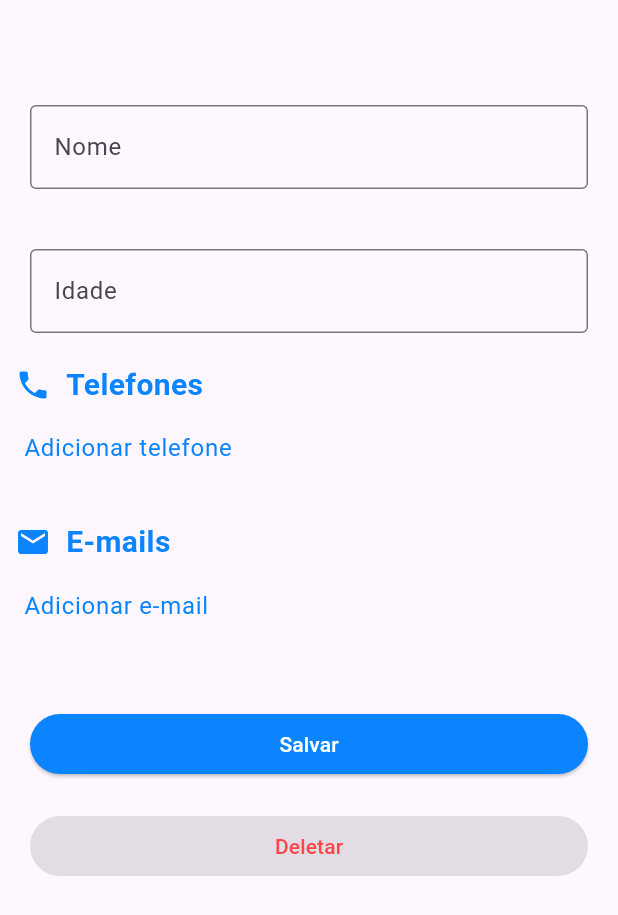
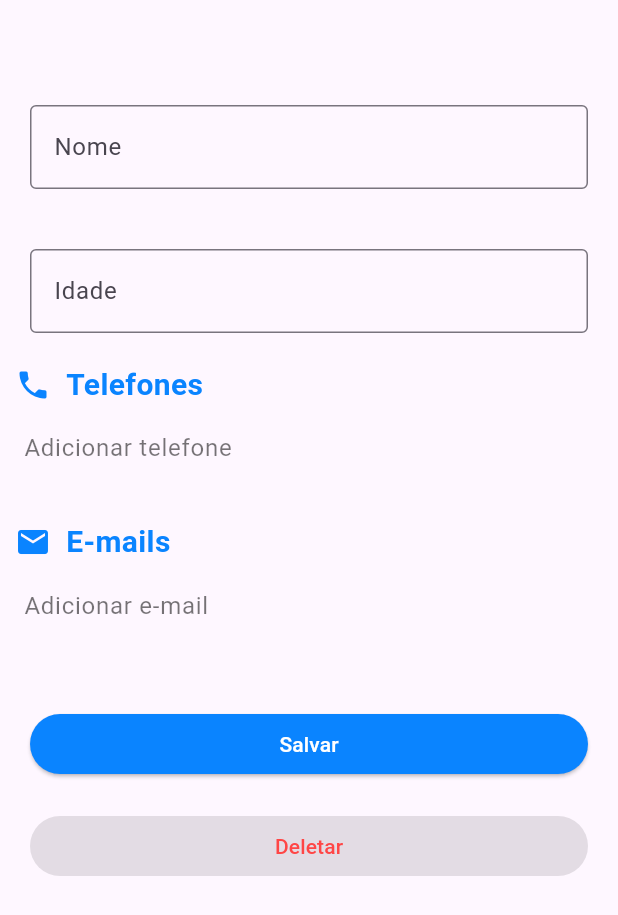
Before and after one commit to lucasmartinsb/contatos_v2, a Flutter app: the screen it shows after launch, after a tap on the "person add" icon, on a phone screen of 412 x 824 dp. Shown: the top 915 px of the screen. Run offline on Flutter 3.47's test engine with Material 3 defaults, Android fonts, the phone set to English and light mode, and no system bars; our stand-ins replace sqflite; accounts and stored records are empty.

Commit message:
[fix] bloqueio de inserção de contato sem campos preenchidos

```diff
--- a/lib/main.dart
+++ b/lib/main.dart
@@ -147,7 +147,7 @@ class _MainAppState extends State<MainApp> {
               builder: (BuildContext context) {
                 return FloatingActionButton(
                   heroTag: "addPessoa",
-                  backgroundColor: Color.fromARGB(255, 10, 132, 255),
+                  backgroundColor: const Color.fromARGB(255, 10, 132, 255),
                   child: const Icon(
                     Icons.person_add,
                     color: Color.fromARGB(255, 255, 255, 255),
--- a/lib/screen/pessoa_detalhe.dart
+++ b/lib/screen/pessoa_detalhe.dart
@@ -88,6 +88,7 @@ class _PessoaDetalheState extends State<PessoaDetalhe> {
   @override
   void initState() {
     super.initState();
+    editar = false;
     if (widget.informacaoPessoa.cdpes != null) {
       editar = true;
       _controllerID.text = widget.informacaoPessoa.cdpes.toString();
@@ -169,7 +170,7 @@ class _PessoaDetalheState extends State<PessoaDetalhe> {
                     Container(
                       alignment: Alignment.centerLeft,
                       padding: const EdgeInsets.only(left: 10),
-                      child: Row(
+                      child: const Row(
                         children: [
                           Icon(
                             Icons.phone,
@@ -204,9 +205,13 @@ class _PessoaDetalheState extends State<PessoaDetalhe> {
                             });
                       },
                     ),
-                    ListTile(
-                      title: Text("Adicionar telefone"),
-                      textColor: const Color.fromARGB(255, 10, 132, 255),
+                    IgnorePointer(
+                      ignoring: !editar, // Ignora toques se editar for falso
+                      child: ListTile(
+                        title: const Text("Adicionar telefone"),
+                        textColor: editar
+                            ? const Color.fromARGB(255, 10, 132, 255)
+                            : Colors.black54,
                         onTap: () async {
                           widget.informacaoPessoa.cdpes = await salvarContato();
                           editar = true;
@@ -227,7 +232,8 @@ class _PessoaDetalheState extends State<PessoaDetalhe> {
                               context, valueTelefone, valuePessoa);
                         },
                       ),
-                    SizedBox(height: 20),
+                    ),
+                    const SizedBox(height: 20),
                     Container(
                       alignment: Alignment.centerLeft,
                       //padding: const EdgeInsets.all(20),
@@ -235,7 +241,7 @@ class _PessoaDetalheState extends State<PessoaDetalhe> {
                           child: Container(
                               alignment: Alignment.centerLeft,
                               padding: const EdgeInsets.only(left: 10),
-                              child: Row(
+                              child: const Row(
                                 children: [
                                   Icon(
                                     Icons.email,
@@ -275,9 +281,13 @@ class _PessoaDetalheState extends State<PessoaDetalhe> {
                             });
                       },
                     ),
-                    ListTile(
+                    IgnorePointer(
+                      ignoring: !editar, // Ignora toques se editar for falso
+                      child: ListTile(
                         title: Text("Adicionar e-mail"),
-                      textColor: const Color.fromARGB(255, 10, 132, 255),
+                        textColor: editar
+                            ? const Color.fromARGB(255, 10, 132, 255)
+                            : Colors.black54,
                         onTap: () async {
                           int id = await salvarContato();
                           Email valueEmail = Email(
@@ -294,6 +304,7 @@ class _PessoaDetalheState extends State<PessoaDetalhe> {
                           _mostrarPopupEmail(context, valueEmail, valuePessoa);
                         },
                       ),
+                    ),
                     SizedBox(height: 20),
                     Container(
                       padding: const EdgeInsets.all(20),
@@ -305,8 +316,7 @@ class _PessoaDetalheState extends State<PessoaDetalhe> {
                             }
                           },
                           style: ElevatedButton.styleFrom(
-                            backgroundColor: Color.fromARGB(
-                                255, 10, 132, 255),
+                            backgroundColor: Color.fromARGB(255, 10, 132, 255),
                           ),
                           child: const Text(
                             'Salvar',
```
Lines whose indentation alone changed are shown as unchanged.
